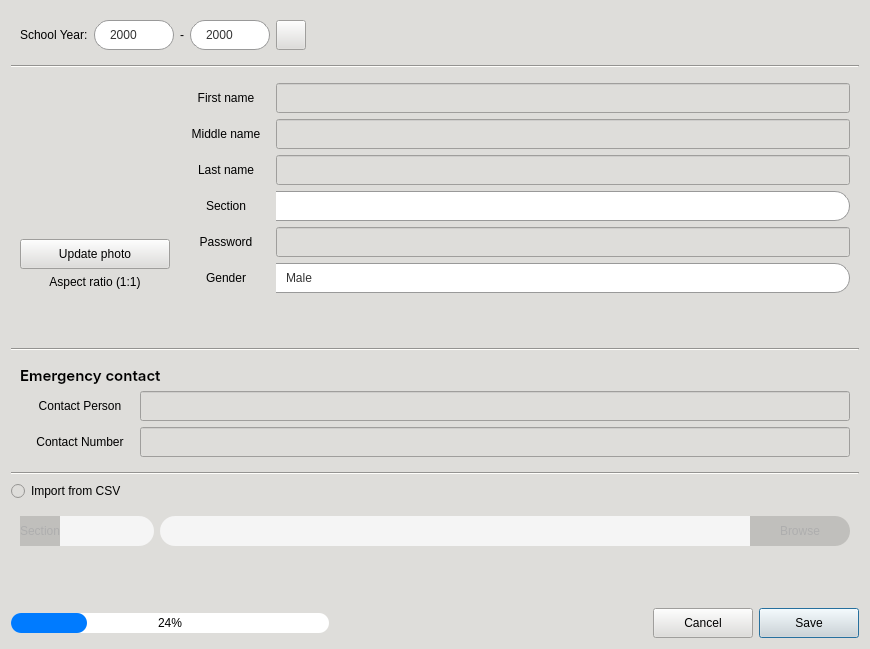
Above: CAI_PyQt/CAI_Admin/UI/FormAddNewStudent.ui from CPG19040/CPG19040 before the change. Below: the same form after it.
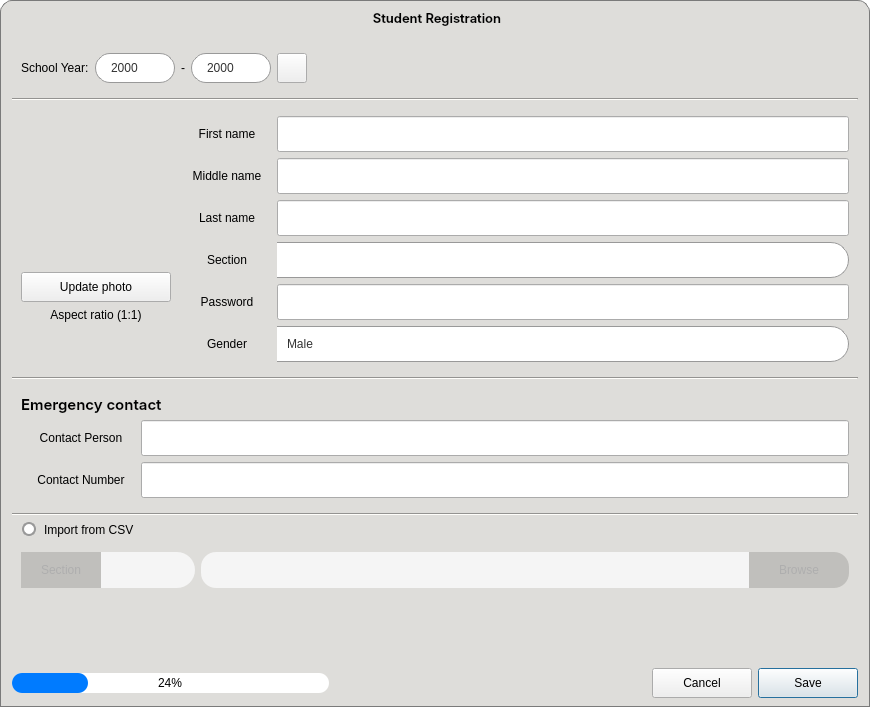
That is the form after the change. Icons and pictures are not drawn.

```diff
--- a/CAI_PyQt/CAI_Admin/UI/FormAddNewStudent.ui
+++ b/CAI_PyQt/CAI_Admin/UI/FormAddNewStudent.ui
@@ -10,13 +10,13 @@
     <x>0</x>
     <y>0</y>
     <width>870</width>
-    <height>649</height>
+    <height>707</height>
    </rect>
   </property>
   <property name="minimumSize">
    <size>
     <width>870</width>
-    <height>580</height>
+    <height>707</height>
    </size>
   </property>
   <property name="windowTitle">
@@ -24,8 +24,280 @@
   </property>
   <property name="styleSheet">
    <string notr="true">* {
-	background-color: rgb(222, 221, 218); 
 	color: black;
+}
+
+#AddNewStudentDialog {
+	background: transparent;
+}
+
+QMessageBox {
+	background-color: #deddda;
+	font: 10pt &quot;Inter&quot;;
+	color: black;
+}
+
+QMessageBox QLabel {
+	font: 10pt &quot;Inter&quot;;
+	color: black;
+}
+
+QMessageBox QPushButton {
+	height: 30px;
+	padding: 0px 12px;
+	background-color: #deddda;
+	font: 10pt &quot;Inter&quot;;
+	color: black;
+}</string>
+  </property>
+  <layout class="QVBoxLayout" name="verticalLayout_5">
+   <property name="spacing">
+    <number>0</number>
+   </property>
+   <property name="leftMargin">
+    <number>0</number>
+   </property>
+   <property name="topMargin">
+    <number>0</number>
+   </property>
+   <property name="rightMargin">
+    <number>0</number>
+   </property>
+   <property name="bottomMargin">
+    <number>0</number>
+   </property>
+   <item>
+    <widget class="QFrame" name="frame_header">
+     <property name="minimumSize">
+      <size>
+       <width>0</width>
+       <height>35</height>
+      </size>
+     </property>
+     <property name="maximumSize">
+      <size>
+       <width>16777215</width>
+       <height>35</height>
+      </size>
+     </property>
+     <property name="mouseTracking">
+      <bool>true</bool>
+     </property>
+     <property name="styleSheet">
+      <string notr="true">#frame_header {
+	background-color: #deddda;
+	border-top-left-radius: 12px;
+	border-top-right-radius: 12px;
+	border: 1px solid #7a7a7a;
+	border-bottom: none;
+}</string>
+     </property>
+     <property name="frameShape">
+      <enum>QFrame::StyledPanel</enum>
+     </property>
+     <property name="frameShadow">
+      <enum>QFrame::Raised</enum>
+     </property>
+     <layout class="QHBoxLayout" name="horizontalLayout_15">
+      <property name="spacing">
+       <number>6</number>
+      </property>
+      <property name="leftMargin">
+       <number>4</number>
+      </property>
+      <property name="topMargin">
+       <number>0</number>
+      </property>
+      <property name="rightMargin">
+       <number>0</number>
+      </property>
+      <property name="bottomMargin">
+       <number>0</number>
+      </property>
+      <item>
+       <widget class="QWidget" name="widget_window_icon" native="true">
+        <property name="minimumSize">
+         <size>
+          <width>72</width>
+          <height>34</height>
+         </size>
+        </property>
+        <property name="maximumSize">
+         <size>
+          <width>72</width>
+          <height>34</height>
+         </size>
+        </property>
+        <property name="styleSheet">
+         <string notr="true">background: transparent;</string>
+        </property>
+        <layout class="QHBoxLayout" name="horizontalLayout_16">
+         <property name="spacing">
+          <number>0</number>
+         </property>
+         <property name="leftMargin">
+          <number>0</number>
+         </property>
+         <property name="topMargin">
+          <number>0</number>
+         </property>
+         <property name="rightMargin">
+          <number>0</number>
+         </property>
+         <property name="bottomMargin">
+          <number>0</number>
+         </property>
+        </layout>
+       </widget>
+      </item>
+      <item>
+       <widget class="QLabel" name="label_windowTitle">
+        <property name="font">
+         <font>
+          <family>Inter SemiBold</family>
+          <pointsize>10</pointsize>
+          <weight>50</weight>
+          <italic>false</italic>
+          <bold>false</bold>
+         </font>
+        </property>
+        <property name="styleSheet">
+         <string notr="true">background: transparent;
+color: rgb(0, 0, 0);
+font: 10pt &quot;Inter SemiBold&quot;;</string>
+        </property>
+        <property name="text">
+         <string>Student Registration</string>
+        </property>
+        <property name="alignment">
+         <set>Qt::AlignCenter</set>
+        </property>
+       </widget>
+      </item>
+      <item>
+       <widget class="QWidget" name="widget_window_buttons" native="true">
+        <property name="minimumSize">
+         <size>
+          <width>72</width>
+          <height>34</height>
+         </size>
+        </property>
+        <property name="maximumSize">
+         <size>
+          <width>72</width>
+          <height>34</height>
+         </size>
+        </property>
+        <property name="styleSheet">
+         <string notr="true">background: transparent;</string>
+        </property>
+        <layout class="QHBoxLayout" name="horizontalLayout_17">
+         <property name="spacing">
+          <number>0</number>
+         </property>
+         <property name="leftMargin">
+          <number>0</number>
+         </property>
+         <property name="topMargin">
+          <number>0</number>
+         </property>
+         <property name="rightMargin">
+          <number>0</number>
+         </property>
+         <property name="bottomMargin">
+          <number>0</number>
+         </property>
+         <item>
+          <widget class="QPushButton" name="btnMinimize">
+           <property name="minimumSize">
+            <size>
+             <width>24</width>
+             <height>24</height>
+            </size>
+           </property>
+           <property name="maximumSize">
+            <size>
+             <width>24</width>
+             <height>24</height>
+            </size>
+           </property>
+           <property name="cursor">
+            <cursorShape>PointingHandCursor</cursorShape>
+           </property>
+           <property name="styleSheet">
+            <string notr="true">#btnMinimize {
+	border-radius: 12px;
+	background-color: transparent;
+}
+
+#btnMinimize:hover {
+	background-color: rgb(248, 228, 92);
+}</string>
+           </property>
+           <property name="text">
+            <string/>
+           </property>
+           <property name="icon">
+            <iconset resource="../resources.qrc">
+             <normaloff>:/Images/Images/minimize-sign.png</normaloff>:/Images/Images/minimize-sign.png</iconset>
+           </property>
+           <property name="iconSize">
+            <size>
+             <width>12</width>
+             <height>12</height>
+            </size>
+           </property>
+          </widget>
+         </item>
+         <item>
+          <widget class="QPushButton" name="btnClose">
+           <property name="minimumSize">
+            <size>
+             <width>24</width>
+             <height>24</height>
+            </size>
+           </property>
+           <property name="maximumSize">
+            <size>
+             <width>24</width>
+             <height>24</height>
+            </size>
+           </property>
+           <property name="cursor">
+            <cursorShape>PointingHandCursor</cursorShape>
+           </property>
+           <property name="styleSheet">
+            <string notr="true">#btnClose {
+	border-radius: 12px;
+	background-color: transparent;
+}
+
+#btnClose:hover {
+	background-color: rgb(246, 97, 81);
+}</string>
+           </property>
+           <property name="text">
+            <string/>
+           </property>
+           <property name="icon">
+            <iconset resource="../resources.qrc">
+             <normaloff>:/Images/Images/clear.png</normaloff>:/Images/Images/clear.png</iconset>
+           </property>
+          </widget>
+         </item>
+        </layout>
+       </widget>
+      </item>
+     </layout>
+    </widget>
+   </item>
+   <item>
+    <widget class="QWidget" name="widget_body" native="true">
+     <property name="styleSheet">
+      <string notr="true">#widget_body {
+	background-color: #deddda;
+	border: 1px solid #7a7a7a;
+	border-top: none;
 }
 
 *[class=&quot;button-normal&quot;] {
@@ -93,20 +365,20 @@
 	background-color: #ffffff;
 	border: 1px solid #999;
 	border-left: none;
-	border-top-right-radius: 15px;
-	border-bottom-right-radius: 15px;
+	border-top-right-radius: 18px;
+	border-bottom-right-radius: 18px;
 	padding: 0px 8px;
 	color: black;
 }
 
 *[class=&quot;input-field&quot;] QLabel {
-	background-color: rgb(192, 191, 188);
+	background-color: #d2d2d2;
 	border-left: 1px solid #999;
 	border-top: 1px solid #999;
 	border-bottom: 1px solid #999;
 	border-right: none;
-	border-top-left-radius: 15px;
-	border-bottom-left-radius: 15px;
+	border-top-left-radius: 18px;
+	border-bottom-left-radius: 18px;
 	padding-left: 8px;
 	color: black;
 }
@@ -134,6 +406,27 @@
 	color: #aeaeae;
 }
 
+QRadioButton {
+	color: black;
+	spacing: 8px;
+	padding: 0px 10px;
+	background: transparent;
+	font: 10pt &quot;Inter&quot;;
+}
+
+QRadioButton::indicator {
+	background: #FFF;
+	border: 2px solid #999;
+	min-width: 14px;
+	min-height: 14px;
+	border-radius: 7px;
+}
+
+QRadioButton::indicator:checked {
+	border-color: #7dd6ff;
+	background-color: #007bff;
+}
+
 QComboBox {
     border: 1px solid #999;
     border-left: none;
@@ -142,8 +435,8 @@
     color: #333333;
     font: 10pt &quot;Inter Medium&quot;;
     selection-background-color: #7eb4d7;
-	border-top-right-radius: 15px;
-	border-bottom-right-radius: 15px;
+	border-top-right-radius: 18px;
+	border-bottom-right-radius: 18px;
 }
 
 QComboBox:focus, QLineEdit:focus {
@@ -258,6 +551,12 @@
 }</string>
   </property>
   <layout class="QVBoxLayout" name="verticalLayout">
+      <property name="leftMargin">
+       <number>12</number>
+      </property>
+      <property name="rightMargin">
+       <number>12</number>
+      </property>
    <item>
     <widget class="QWidget" name="widget" native="true">
      <layout class="QHBoxLayout" name="horizontalLayout_4">
@@ -387,6 +686,9 @@
    </item>
    <item>
     <widget class="Line" name="line_3">
+        <property name="styleSheet">
+         <string notr="true">background: #deddda;</string>
+        </property>
      <property name="orientation">
       <enum>Qt::Horizontal</enum>
      </property>
@@ -437,7 +739,7 @@
             <string/>
            </property>
            <property name="pixmap">
-            <pixmap resource="../resources.qrc">:/Images/Images/profile_gray.png</pixmap>
+               <pixmap resource="../resources.qrc">:/Images/Images/profile.png</pixmap>
            </property>
            <property name="scaledContents">
             <bool>true</bool>
@@ -554,13 +856,13 @@
               <property name="minimumSize">
                <size>
                 <width>100</width>
-                <height>30</height>
+                   <height>36</height>
                </size>
               </property>
               <property name="maximumSize">
                <size>
                 <width>100</width>
-                <height>30</height>
+                   <height>36</height>
                </size>
               </property>
               <property name="text">
@@ -576,7 +878,13 @@
               <property name="minimumSize">
                <size>
                 <width>0</width>
-                <height>30</height>
+                   <height>36</height>
+                  </size>
+                 </property>
+                 <property name="maximumSize">
+                  <size>
+                   <width>16777215</width>
+                   <height>36</height>
                </size>
               </property>
               <property name="styleSheet">
@@ -613,13 +921,13 @@
               <property name="minimumSize">
                <size>
                 <width>100</width>
-                <height>30</height>
+                   <height>36</height>
                </size>
               </property>
               <property name="maximumSize">
                <size>
                 <width>100</width>
-                <height>30</height>
+                   <height>36</height>
                </size>
               </property>
               <property name="text">
@@ -635,7 +943,13 @@
               <property name="minimumSize">
                <size>
                 <width>0</width>
-                <height>30</height>
+                   <height>36</height>
+                  </size>
+                 </property>
+                 <property name="maximumSize">
+                  <size>
+                   <width>16777215</width>
+                   <height>36</height>
                </size>
               </property>
               <property name="styleSheet">
@@ -672,13 +986,13 @@
               <property name="minimumSize">
                <size>
                 <width>100</width>
-                <height>30</height>
+                   <height>36</height>
                </size>
               </property>
               <property name="maximumSize">
                <size>
                 <width>100</width>
-                <height>30</height>
+                   <height>36</height>
                </size>
               </property>
               <property name="text">
@@ -694,7 +1008,13 @@
               <property name="minimumSize">
                <size>
                 <width>0</width>
-                <height>30</height>
+                   <height>36</height>
+                  </size>
+                 </property>
+                 <property name="maximumSize">
+                  <size>
+                   <width>16777215</width>
+                   <height>36</height>
                </size>
               </property>
               <property name="styleSheet">
@@ -731,13 +1051,13 @@
               <property name="minimumSize">
                <size>
                 <width>100</width>
-                <height>30</height>
+                   <height>36</height>
                </size>
               </property>
               <property name="maximumSize">
                <size>
                 <width>100</width>
-                <height>30</height>
+                   <height>36</height>
                </size>
               </property>
               <property name="text">
@@ -753,7 +1073,13 @@
               <property name="minimumSize">
                <size>
                 <width>0</width>
-                <height>30</height>
+                   <height>36</height>
+                  </size>
+                 </property>
+                 <property name="maximumSize">
+                  <size>
+                   <width>16777215</width>
+                   <height>36</height>
                </size>
               </property>
               <property name="styleSheet">
@@ -793,13 +1119,13 @@
               <property name="minimumSize">
                <size>
                 <width>100</width>
-                <height>30</height>
+                   <height>36</height>
                </size>
               </property>
               <property name="maximumSize">
                <size>
                 <width>100</width>
-                <height>30</height>
+                   <height>36</height>
                </size>
               </property>
               <property name="text">
@@ -815,7 +1141,13 @@
               <property name="minimumSize">
                <size>
                 <width>0</width>
-                <height>30</height>
+                   <height>36</height>
+                  </size>
+                 </property>
+                 <property name="maximumSize">
+                  <size>
+                   <width>16777215</width>
+                   <height>36</height>
                </size>
               </property>
               <property name="styleSheet">
@@ -855,13 +1187,13 @@
               <property name="minimumSize">
                <size>
                 <width>100</width>
-                <height>30</height>
+                   <height>36</height>
                </size>
               </property>
               <property name="maximumSize">
                <size>
                 <width>100</width>
-                <height>30</height>
+                   <height>36</height>
                </size>
               </property>
               <property name="text">
@@ -877,7 +1209,13 @@
               <property name="minimumSize">
                <size>
                 <width>0</width>
-                <height>30</height>
+                   <height>36</height>
+                  </size>
+                 </property>
+                 <property name="maximumSize">
+                  <size>
+                   <width>16777215</width>
+                   <height>36</height>
                </size>
               </property>
               <property name="styleSheet">
@@ -901,19 +1239,6 @@
            </layout>
           </widget>
          </item>
-         <item>
-          <spacer name="verticalSpacer">
-           <property name="orientation">
-            <enum>Qt::Vertical</enum>
-           </property>
-           <property name="sizeHint" stdset="0">
-            <size>
-             <width>20</width>
-             <height>40</height>
-            </size>
-           </property>
-          </spacer>
-         </item>
         </layout>
        </widget>
       </item>
@@ -922,6 +1247,9 @@
    </item>
    <item>
     <widget class="Line" name="line_2">
+        <property name="styleSheet">
+         <string notr="true">background: #deddda;</string>
+        </property>
      <property name="orientation">
       <enum>Qt::Horizontal</enum>
      </property>
@@ -977,13 +1305,13 @@
            <property name="minimumSize">
             <size>
              <width>120</width>
-             <height>30</height>
+                <height>36</height>
             </size>
            </property>
            <property name="maximumSize">
             <size>
              <width>16777215</width>
-             <height>30</height>
+                <height>36</height>
             </size>
            </property>
            <property name="text">
@@ -999,7 +1327,13 @@
            <property name="minimumSize">
             <size>
              <width>0</width>
-             <height>30</height>
+                <height>36</height>
+               </size>
+              </property>
+              <property name="maximumSize">
+               <size>
+                <width>16777215</width>
+                <height>36</height>
             </size>
            </property>
            <property name="styleSheet">
@@ -1036,13 +1370,13 @@
            <property name="minimumSize">
             <size>
              <width>120</width>
-             <height>30</height>
+                <height>36</height>
             </size>
            </property>
            <property name="maximumSize">
             <size>
              <width>16777215</width>
-             <height>30</height>
+                <height>36</height>
             </size>
            </property>
            <property name="text">
@@ -1058,7 +1392,13 @@
            <property name="minimumSize">
             <size>
              <width>0</width>
-             <height>30</height>
+                <height>36</height>
+               </size>
+              </property>
+              <property name="maximumSize">
+               <size>
+                <width>16777215</width>
+                <height>36</height>
             </size>
            </property>
            <property name="styleSheet">
@@ -1074,6 +1414,9 @@
    </item>
    <item>
     <widget class="Line" name="line">
+        <property name="styleSheet">
+         <string notr="true">background: #deddda;</string>
+        </property>
      <property name="orientation">
       <enum>Qt::Horizontal</enum>
      </property>
@@ -1084,6 +1427,9 @@
      <property name="cursor">
       <cursorShape>PointingHandCursor</cursorShape>
      </property>
+        <property name="styleSheet">
+         <string notr="true"/>
+        </property>
      <property name="text">
       <string>Import from CSV</string>
      </property>
@@ -1156,19 +1502,22 @@
           <widget class="QLabel" name="label_14">
            <property name="minimumSize">
             <size>
-             <width>0</width>
-             <height>30</height>
+                <width>80</width>
+                <height>36</height>
             </size>
            </property>
            <property name="maximumSize">
             <size>
              <width>100</width>
-             <height>30</height>
+                <height>36</height>
             </size>
            </property>
            <property name="text">
             <string>Section</string>
            </property>
+              <property name="alignment">
+               <set>Qt::AlignCenter</set>
+              </property>
           </widget>
          </item>
          <item>
@@ -1176,13 +1525,13 @@
            <property name="minimumSize">
             <size>
              <width>0</width>
-             <height>30</height>
+                <height>36</height>
             </size>
            </property>
            <property name="maximumSize">
             <size>
              <width>16777215</width>
-             <height>30</height>
+                <height>36</height>
             </size>
            </property>
            <property name="styleSheet">
@@ -1228,17 +1577,23 @@
            <property name="minimumSize">
             <size>
              <width>0</width>
-             <height>30</height>
+                <height>36</height>
             </size>
            </property>
            <property name="maximumSize">
             <size>
              <width>16777215</width>
-             <height>30</height>
+                <height>36</height>
             </size>
            </property>
            <property name="styleSheet">
-            <string notr="true"/>
+               <string notr="true">QLineEdit:focus {
+    border: 1px solid #007BFF;
+}
+
+QLineEdit:hover {
+    border: 1px solid #3498db;
+}</string>
            </property>
           </widget>
          </item>
@@ -1247,13 +1602,13 @@
            <property name="minimumSize">
             <size>
              <width>100</width>
-             <height>30</height>
+                <height>36</height>
             </size>
            </property>
            <property name="maximumSize">
             <size>
              <width>100</width>
-             <height>30</height>
+                <height>36</height>
             </size>
            </property>
            <property name="cursor">
@@ -1380,6 +1735,9 @@
       </widget>
      </item>
     </layout>
+      </item>
+     </layout>
+    </widget>
    </item>
   </layout>
  </widget>
```
Lines whose indentation alone changed are shown as unchanged.
